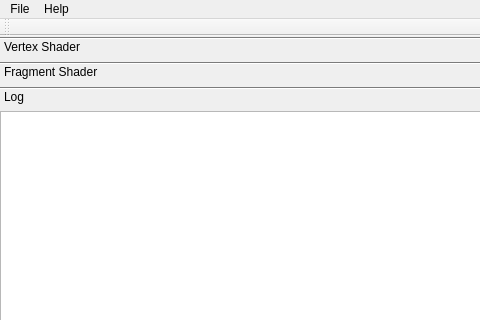
Before: the Qt Designer form mainwindow.ui in 607011/glsl-live, drawn with Qt 5; both pictures show x 0 to 480 and y 0 to 320 of the 774 by 535 pixel window.
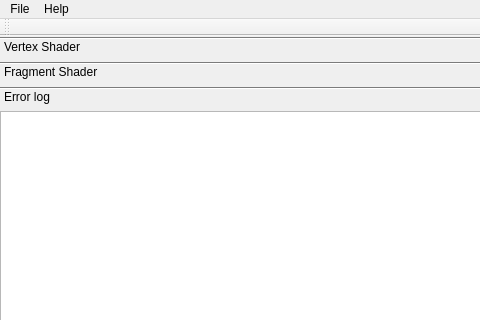
After: the same form once the commit is applied. The open tabs and pages were chosen to show the change.

Commit message: MainWindow-Layout jetzt mit QSplitter. Lizenzhinweise neu.

```diff
--- a/mainwindow.ui
+++ b/mainwindow.ui
@@ -14,10 +14,7 @@
    <string>MainWindow</string>
   </property>
   <widget class="QWidget" name="centralWidget">
-   <layout class="QHBoxLayout" name="horizontalLayout">
-    <property name="spacing">
-     <number>0</number>
-    </property>
+   <layout class="QGridLayout" name="gridLayout_2">
     <property name="leftMargin">
      <number>0</number>
     </property>
@@ -30,7 +27,11 @@
     <property name="bottomMargin">
      <number>0</number>
     </property>
-    <item>
+    <item row="0" column="0">
+     <widget class="QSplitter" name="splitter">
+      <property name="orientation">
+       <enum>Qt::Horizontal</enum>
+      </property>
      <widget class="QToolBox" name="toolBox">
       <property name="frameShape">
        <enum>QFrame::NoFrame</enum>
@@ -79,8 +80,8 @@
         <rect>
          <x>0</x>
          <y>0</y>
-         <width>774</width>
-         <height>410</height>
+          <width>98</width>
+          <height>28</height>
         </rect>
        </property>
        <attribute name="label">
@@ -109,12 +110,12 @@
         <rect>
          <x>0</x>
          <y>0</y>
-         <width>774</width>
-         <height>410</height>
+          <width>98</width>
+          <height>71</height>
         </rect>
        </property>
        <attribute name="label">
-        <string>Log</string>
+         <string>Error log</string>
        </attribute>
        <layout class="QGridLayout" name="gridLayout">
         <property name="leftMargin">
@@ -137,9 +138,13 @@
             <italic>false</italic>
            </font>
           </property>
+           <property name="readOnly">
+            <bool>true</bool>
+           </property>
          </widget>
         </item>
        </layout>
+       </widget>
       </widget>
      </widget>
     </item>
```
Lines whose indentation alone changed are shown as unchanged. The commit also changes 9 other files.
